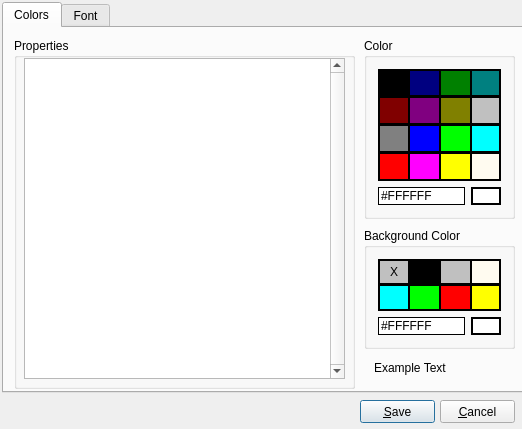
First picture: the form in src/gui/Src/Gui/AppearanceDialog.ui, repository x64dbg/x64dbg, before the edit.
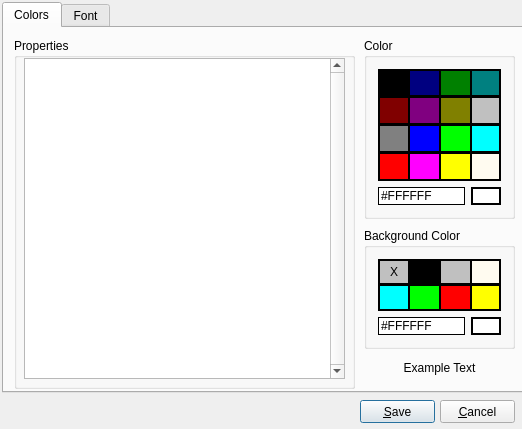
Second picture: the form after the edit. Icons and pictures are not drawn.

```diff
--- a/src/gui/Src/Gui/AppearanceDialog.ui
+++ b/src/gui/Src/Gui/AppearanceDialog.ui
@@ -641,6 +641,9 @@
      <property name="text">
       <string>Example Text</string>
      </property>
+     <property name="alignment">
+      <set>Qt::AlignCenter</set>
+     </property>
     </widget>
     <zorder>groupBackgroundColor</zorder>
     <zorder>groupColor</zorder>
```
